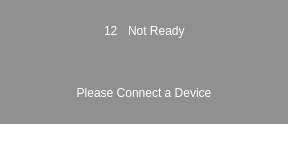
Above: untitled/notreadywidget.ui from pastoria/hdses before the change. Below: the same form after it.
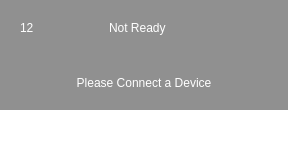
That is the form after the change.

```diff
--- a/untitled/notreadywidget.ui
+++ b/untitled/notreadywidget.ui
@@ -44,7 +44,7 @@
     <number>0</number>
    </property>
    <item>
-    <layout class="QVBoxLayout" name="verticalLayout_3" stretch="3,1">
+    <layout class="QVBoxLayout" name="verticalLayout_3" stretch="2,1">
      <property name="spacing">
       <number>0</number>
      </property>
@@ -67,17 +67,20 @@
          <number>0</number>
         </property>
         <item>
-         <layout class="QVBoxLayout" name="verticalLayout">
+         <layout class="QVBoxLayout" name="verticalLayout" stretch="1,1">
           <item>
-           <layout class="QHBoxLayout" name="horizontalLayout">
+           <layout class="QHBoxLayout" name="horizontalLayout" stretch="1,1,2,2,4">
             <item>
              <spacer name="horizontalSpacer">
               <property name="orientation">
                <enum>Qt::Horizontal</enum>
               </property>
+              <property name="sizeType">
+               <enum>QSizePolicy::Fixed</enum>
+              </property>
               <property name="sizeHint" stdset="0">
                <size>
-                <width>40</width>
+                <width>20</width>
                 <height>20</height>
                </size>
               </property>
@@ -99,11 +102,11 @@
                <enum>Qt::Horizontal</enum>
               </property>
               <property name="sizeType">
-               <enum>QSizePolicy::Fixed</enum>
+               <enum>QSizePolicy::Expanding</enum>
               </property>
               <property name="sizeHint" stdset="0">
                <size>
-                <width>10</width>
+                <width>40</width>
                 <height>20</height>
                </size>
               </property>
```
